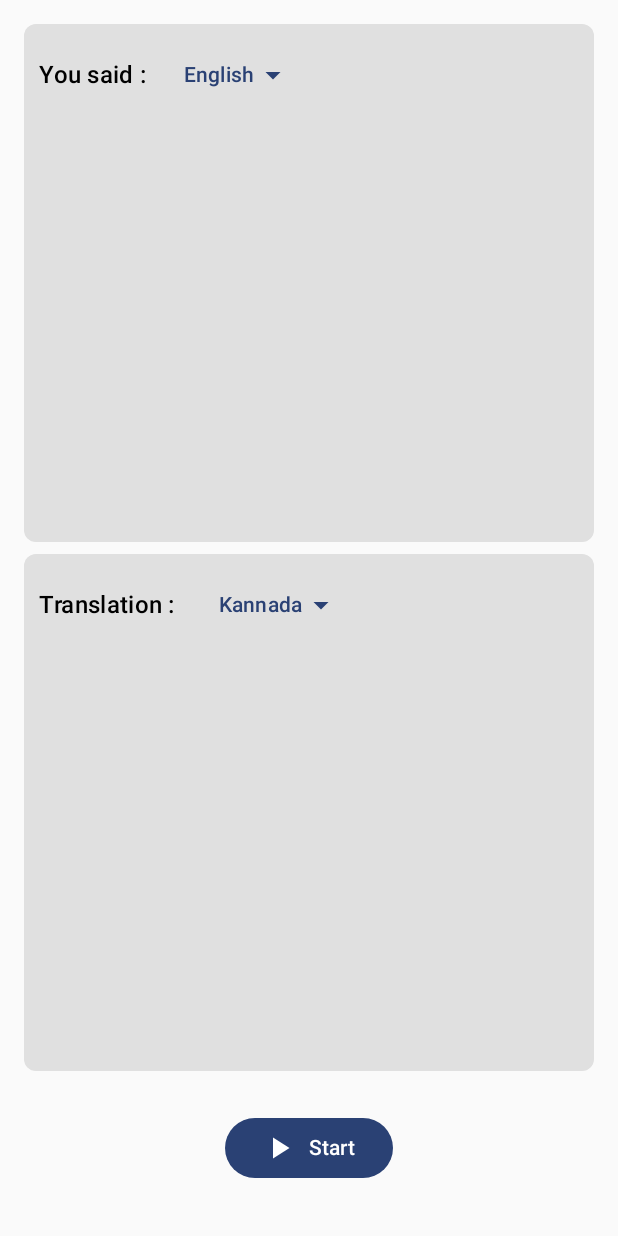
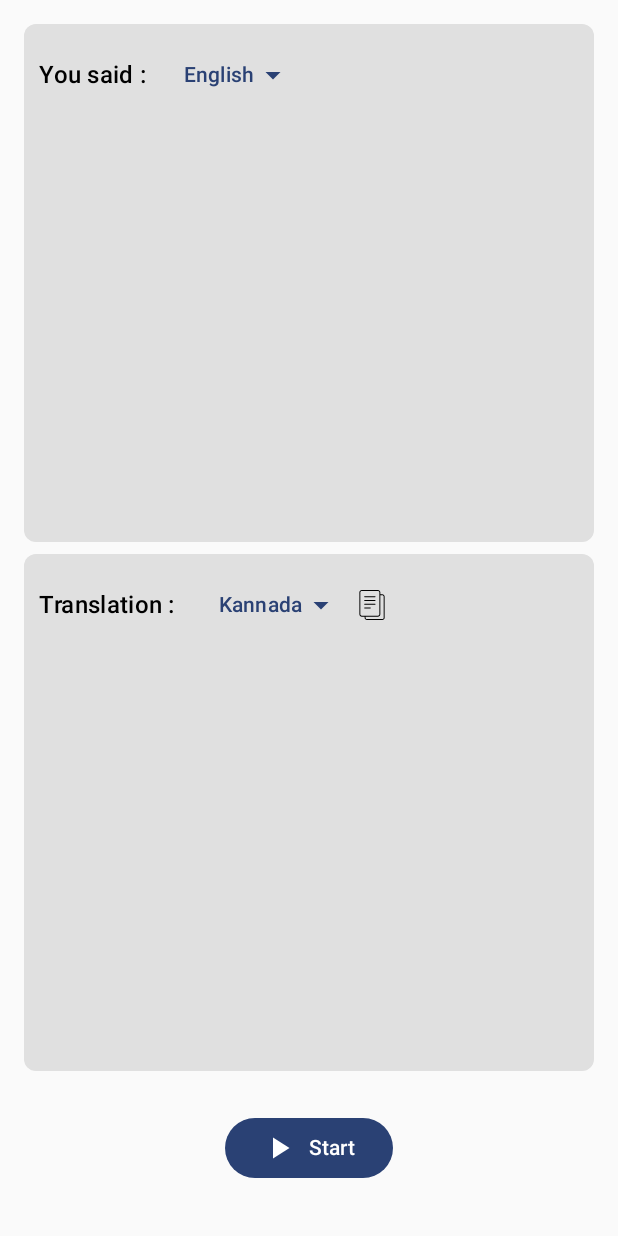
Before and after one commit to dhananjayhegde07/ateu.SpecchConverter, an Android app built with Jetpack Compose: the screen it shows after launch (MainActivity), on a phone screen of 412 x 824 dp. Run offline under Robolectric (Android 15) with nearby library versions, the phone set to English and light mode, and no system bars; libraries missing offline, so code that uses them is left out: com.google.mlkit.common, com.google.mlkit.nl; 2 statements that could not run were skipped.

Commit message:
added copy option

```diff
--- a/app/src/main/java/com/ateu/textconverter/MainActivity.kt
+++ b/app/src/main/java/com/ateu/textconverter/MainActivity.kt
@@ -26,6 +26,9 @@ import com.google.accompanist.permissions.isGranted
 import com.google.accompanist.permissions.rememberPermissionState
 import java.util.Locale
 import android.Manifest
+import android.content.ClipData
+import android.content.ClipboardManager
+import android.content.Context
 import android.util.Log
 import androidx.compose.foundation.background
 import androidx.compose.foundation.clickable
@@ -53,6 +56,7 @@ import androidx.compose.runtime.rememberCoroutineScope
 import androidx.compose.ui.Alignment
 import androidx.compose.ui.draw.clip
 import androidx.compose.ui.graphics.Color
+import androidx.compose.ui.res.painterResource
 import androidx.compose.ui.zIndex
 import com.google.mlkit.nl.translate.TranslateLanguage
 import kotlinx.coroutines.launch
@@ -176,6 +180,8 @@ fun SpeechToTextContent(
     val expanded1 = remember { mutableStateOf(false) }
     val expanded2 = remember { mutableStateOf(false) }
 
+    val context = LocalContext.current
+    val clipboardManager = context.getSystemService(Context.CLIPBOARD_SERVICE) as ClipboardManager
     if(loading.value){
         Loading()
     }
@@ -281,6 +287,17 @@ fun SpeechToTextContent(
                         }
                     }
 
+
+                    Icon(
+                        painter = painterResource(R.drawable.copy_svgrepo_com),
+                        contentDescription = "copy",
+                        modifier = Modifier.height(20.dp)
+                            .clickable{
+                                val clipData = ClipData.newPlainText("text", spokenText.value)
+                                clipboardManager.setPrimaryClip(clipData)
+                            }
+                    )
+
                 }
                 Spacer(modifier = Modifier.height(4.dp))
                 Text(text = spokenText.value, style = MaterialTheme.typography.bodyLarge)
@@ -297,10 +314,11 @@ fun SpeechToTextContent(
                 verticalAlignment = Alignment.CenterVertically
             ) {
                 Button(onClick = {
+
                     if (isListening.value) {
                         speechRecognizer.stopListening()
                     } else {
-                        // Dynamically update the language in the intent
+
                         Log.d("TAG", "SpeechToTextContent: setting ${source.value.speechRecognizerTag}")
                         val updatedIntent = Intent(RecognizerIntent.ACTION_RECOGNIZE_SPEECH).apply {
                             putExtra(RecognizerIntent.EXTRA_LANGUAGE_MODEL, RecognizerIntent.LANGUAGE_MODEL_FREE_FORM)
--- /dev/null
+++ b/app/src/main/res/drawable/copy_svgrepo_com.xml
@@ -0,0 +1,21 @@
+<vector xmlns:android="http://schemas.android.com/apk/res/android"
+    android:width="800dp"
+    android:height="800dp"
+    android:viewportWidth="64"
+    android:viewportHeight="64">
+  <path
+      android:pathData="M53.979,9.143H50.011c-0.083,0 -0.156,0.028 -0.233,0.047V5.023C49.778,2.253 47.473,0 44.64,0h-34.423C7.384,0 5.079,2.253 5.079,5.023v46.843c0,2.77 2.305,5.023 5.138,5.023h6.037v2.268C16.254,61.827 18.47,64 21.195,64h32.784c2.725,0 4.941,-2.173 4.941,-4.843V13.986C58.921,11.316 56.704,9.143 53.979,9.143zM7.111,51.866V5.023c0,-1.649 1.394,-2.991 3.106,-2.991h34.423c1.712,0 3.106,1.342 3.106,2.991v46.843c0,1.649 -1.394,2.991 -3.106,2.991h-34.423C8.505,54.857 7.111,53.515 7.111,51.866zM56.889,59.157c0,1.551 -1.306,2.812 -2.91,2.812h-32.784c-1.604,0 -2.91,-1.261 -2.91,-2.812v-2.268h26.354c2.833,0 5.138,-2.253 5.138,-5.023V11.128c0.077,0.019 0.15,0.047 0.233,0.047h3.968c1.604,0 2.91,1.261 2.91,2.812V59.157z"
+      android:fillColor="#000000"/>
+  <path
+      android:pathData="M38.603,13.206H16.254c-0.562,0 -1.016,0.454 -1.016,1.016c0,0.562 0.454,1.016 1.016,1.016h22.349c0.562,0 1.016,-0.454 1.016,-1.016C39.619,13.661 39.165,13.206 38.603,13.206z"
+      android:fillColor="#000000"/>
+  <path
+      android:pathData="M38.603,21.333H16.254c-0.562,0 -1.016,0.454 -1.016,1.016c0,0.562 0.454,1.016 1.016,1.016h22.349c0.562,0 1.016,-0.454 1.016,-1.016C39.619,21.788 39.165,21.333 38.603,21.333z"
+      android:fillColor="#000000"/>
+  <path
+      android:pathData="M38.603,29.46H16.254c-0.562,0 -1.016,0.454 -1.016,1.016s0.454,1.016 1.016,1.016h22.349c0.562,0 1.016,-0.454 1.016,-1.016S39.165,29.46 38.603,29.46z"
+      android:fillColor="#000000"/>
+  <path
+      android:pathData="M28.444,37.587H16.254c-0.562,0 -1.016,0.454 -1.016,1.016s0.454,1.016 1.016,1.016h12.19c0.562,0 1.016,-0.454 1.016,-1.016S29.006,37.587 28.444,37.587z"
+      android:fillColor="#000000"/>
+</vector>
```
